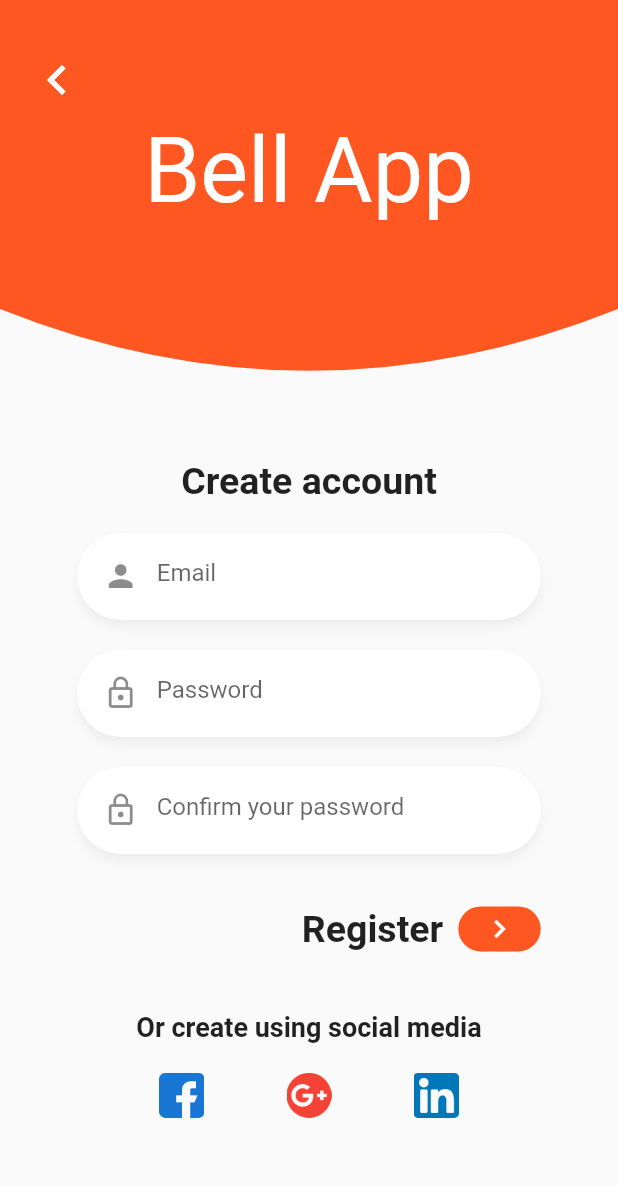
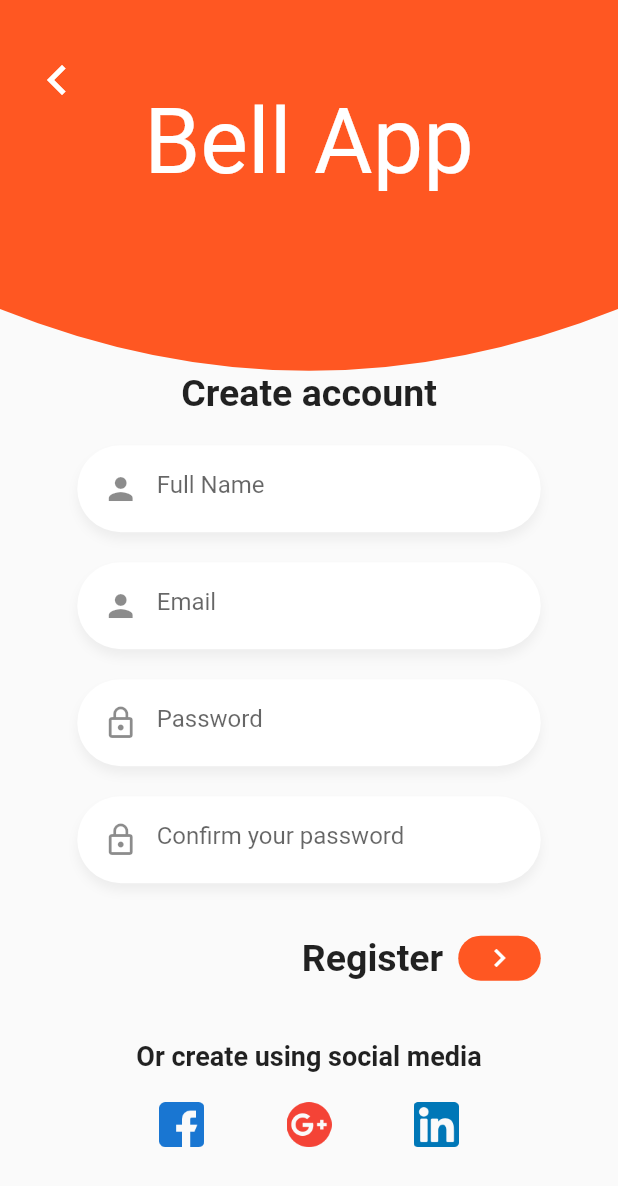
Before and after one commit to JovannyRch/bell-app, a Flutter app: the screen it shows after launch, after a tap on "Create", on a phone screen of 412 x 824 dp. Shown: the top 1186 px of the screen. Run offline on Flutter 3.47's test engine with Material 2 defaults, Android fonts, the light colour scheme and no system bars; our stand-ins replace assets_audio_player, socket_io_client; missing offline and left inert: shake; accounts and stored records are empty; network calls fail.

Commit message:
Adding blur container

```diff
--- /dev/null
+++ b/lib/global/enviroment.dart
@@ -0,0 +1,3 @@
+class Enviroment {
+  static final String apiUrl = "http://192.168.0.106:3000/api";
+}
--- a/lib/main.dart
+++ b/lib/main.dart
@@ -1,7 +1,6 @@
+import 'package:bell_app/const/conts.dart';
 import 'package:bell_app/screens/auth/login.dart';
-import 'package:bell_app/screens/auth/register.dart';
-import 'package:bell_app/screens/home_screen.dart';
-import 'package:bell_app/services/socket_service.dart';
+import 'package:bell_app/services/auth_service.dart';
 import 'package:flutter/material.dart';
 import 'package:provider/provider.dart';
 
@@ -13,8 +12,9 @@ class MyApp extends StatelessWidget {
   @override
   Widget build(BuildContext context) {
     return MultiProvider(
-      providers: [ChangeNotifierProvider(create: (_) => SocketService())],
+      providers: [ChangeNotifierProvider(create: (_) => AuthService())],
       child: MaterialApp(
+        theme: ThemeData(primaryColor: kBaseColor),
         debugShowCheckedModeBanner: false,
         title: 'Bell App',
         home: LoginScreen(),
--- /dev/null
+++ b/lib/responses/auth_response.dart
@@ -0,0 +1,66 @@
+// To parse this JSON data, do
+//
+//     final authResponse = authResponseFromJson(jsonString);
+
+import 'dart:convert';
+
+AuthResponse authResponseFromJson(String str) =>
+    AuthResponse.fromJson(json.decode(str));
+
+String authResponseToJson(AuthResponse data) => json.encode(data.toJson());
+
+class AuthResponse {
+  AuthResponse({
+    this.user,
+    this.token,
+  });
+
+  User user;
+  String token;
+
+  factory AuthResponse.fromJson(Map<String, dynamic> json) => AuthResponse(
+        user: User.fromJson(json["user"]),
+        token: json["token"],
+      );
+
+  Map<String, dynamic> toJson() => {
+        "user": user.toJson(),
+        "token": token,
+      };
+}
+
+class User {
+  User({
+    this.id,
+    this.createdAt,
+    this.email,
+    this.name,
+    this.isPremium,
+    this.role,
+  });
+
+  int id;
+  DateTime createdAt;
+  String email;
+  String name;
+  bool isPremium;
+  String role;
+
+  factory User.fromJson(Map<String, dynamic> json) => User(
+        id: json["id"],
+        createdAt: DateTime.parse(json["createdAt"]),
+        email: json["email"],
+        name: json["name"],
+        isPremium: json["isPremium"],
+        role: json["role"],
+      );
+
+  Map<String, dynamic> toJson() => {
+        "id": id,
+        "createdAt": createdAt.toIso8601String(),
+        "email": email,
+        "name": name,
+        "isPremium": isPremium,
+        "role": role,
+      };
+}
--- a/lib/screens/auth/login.dart
+++ b/lib/screens/auth/login.dart
@@ -1,10 +1,16 @@
+import 'dart:ui';
+
+import 'package:bell_app/const/conts.dart';
 import 'package:bell_app/screens/auth/register.dart';
 import 'package:bell_app/screens/auth/widgets/bg_widget.dart';
+import 'package:bell_app/screens/auth/widgets/blurContainer.dart';
 import 'package:bell_app/screens/auth/widgets/button_auth.dart';
 import 'package:bell_app/screens/auth/widgets/custom_input.dart';
 import 'package:bell_app/screens/auth/widgets/input_widget.dart';
+import 'package:bell_app/services/auth_service.dart';
 import 'package:flutter/cupertino.dart';
 import 'package:flutter/material.dart';
+import 'package:provider/provider.dart';
 
 class LoginScreen extends StatefulWidget {
   @override
@@ -13,6 +19,7 @@ class LoginScreen extends StatefulWidget {
 
 class _LoginScreenState extends State<LoginScreen> {
   Size _size;
+  bool isLoading = false;
 
   TextEditingController password = new TextEditingController();
   TextEditingController username = new TextEditingController();
@@ -21,7 +28,9 @@ class _LoginScreenState extends State<LoginScreen> {
   Widget build(BuildContext context) {
     _size = MediaQuery.of(context).size;
     return Scaffold(
-      body: Stack(
+      body: BlurContainer(
+        isLoading: isLoading,
+        color: kBaseColor,
         children: [
           HeaderWave(),
           content(),
@@ -95,6 +104,19 @@ class _LoginScreenState extends State<LoginScreen> {
     );
   }
 
+  void changeLoading(bool val) {
+    setState(() {
+      isLoading = val;
+    });
+  }
+
+  void onLogin() async {
+    final auth = Provider.of<AuthService>(context, listen: false);
+    changeLoading(true);
+    bool ok = await auth.login(username.text, password.text);
+    changeLoading(false);
+  }
+
   Widget form() {
     return Container(
       width: _size.width * 0.75,
@@ -122,7 +144,7 @@ class _LoginScreenState extends State<LoginScreen> {
           SizedBox(
             height: 15.0,
           ),
-          ButtonAuth("Login"),
+          ButtonAuth("Login", onLogin),
           SizedBox(
             height: 40.0,
           ),
--- a/lib/screens/auth/register.dart
+++ b/lib/screens/auth/register.dart
@@ -1,9 +1,12 @@
 import 'package:bell_app/const/conts.dart';
 import 'package:bell_app/screens/auth/widgets/bg_widget.dart';
+import 'package:bell_app/screens/auth/widgets/blurContainer.dart';
 import 'package:bell_app/screens/auth/widgets/button_auth.dart';
 import 'package:bell_app/screens/auth/widgets/custom_input.dart';
 import 'package:bell_app/screens/auth/widgets/input_widget.dart';
+import 'package:bell_app/services/auth_service.dart';
 import 'package:flutter/material.dart';
+import 'package:provider/provider.dart';
 
 class RegisterScreen extends StatefulWidget {
   @override
@@ -12,16 +15,20 @@ class RegisterScreen extends StatefulWidget {
 
 class _RegisterScreenState extends State<RegisterScreen> {
   Size _size;
+  bool isLoading = false;
 
   TextEditingController password = new TextEditingController();
   TextEditingController password2 = new TextEditingController();
   TextEditingController username = new TextEditingController();
+  TextEditingController name = new TextEditingController();
 
   @override
   Widget build(BuildContext context) {
     _size = MediaQuery.of(context).size;
     return Scaffold(
-      body: Stack(
+        body: BlurContainer(
+      isLoading: isLoading,
+      color: kBaseColor,
       children: [
         HeaderWave(),
         Positioned(
@@ -40,8 +47,7 @@ class _RegisterScreenState extends State<RegisterScreen> {
         ),
         content(),
       ],
-      ),
-    );
+    ));
   }
 
   Widget content() {
@@ -103,6 +109,20 @@ class _RegisterScreenState extends State<RegisterScreen> {
     );
   }
 
+  void changeLoading(bool val) {
+    setState(() {
+      isLoading = val;
+    });
+  }
+
+  void onRegister() async {
+    //TODO: Validate
+    final auth = Provider.of<AuthService>(context, listen: false);
+    changeLoading(true);
+    bool ok = await auth.registration(username.text, name.text, password.text);
+    changeLoading(false);
+  }
+
   Widget form() {
     return Container(
       width: _size.width * 0.75,
@@ -116,6 +136,11 @@ class _RegisterScreenState extends State<RegisterScreen> {
             ),
           ),
           SizedBox(height: 20.0),
+          CustomInput(
+            icon: Icons.person,
+            placeholder: 'Full Name',
+            textController: name,
+          ),
           CustomInput(
               icon: Icons.person,
               placeholder: 'Email',
@@ -135,7 +160,7 @@ class _RegisterScreenState extends State<RegisterScreen> {
           SizedBox(
             height: 15.0,
           ),
-          ButtonAuth("Register"),
+          ButtonAuth("Register", onRegister),
           SizedBox(
             height: 40.0,
           ),
--- /dev/null
+++ b/lib/screens/auth/widgets/blurContainer.dart
@@ -0,0 +1,59 @@
+import 'dart:ui';
+
+import 'package:flutter/material.dart';
+
+class BlurContainer extends StatefulWidget {
+  final List<Widget> children;
+  final String text;
+  final Color color;
+  bool isLoading = false;
+  BlurContainer({
+    this.children,
+    this.text = "Please wait...",
+    this.color,
+    this.isLoading,
+  });
+
+  @override
+  _BlurContainerState createState() => _BlurContainerState();
+}
+
+class _BlurContainerState extends State<BlurContainer> {
+  @override
+  Widget build(BuildContext context) {
+    return Stack(
+      children: [
+        ...widget.children,
+        blurContainer(text: widget.text),
+      ],
+    );
+  }
+
+  Widget blurContainer({String text = "Please wait"}) {
+    if (!widget.isLoading) return Container();
+    return BackdropFilter(
+      filter: ImageFilter.blur(sigmaX: 10, sigmaY: 10),
+      child: Container(
+        color: Colors.grey.withOpacity(0.3),
+        child: Center(
+          child: Column(
+            crossAxisAlignment: CrossAxisAlignment.center,
+            mainAxisAlignment: MainAxisAlignment.center,
+            children: [
+              CircularProgressIndicator(
+                valueColor: new AlwaysStoppedAnimation<Color>(widget.color),
+              ),
+              SizedBox(height: 40.0),
+              Text(
+                text,
+                style: TextStyle(
+                  fontSize: 20.0,
+                ),
+              )
+            ],
+          ),
+        ),
+      ),
+    );
+  }
+}
--- a/lib/screens/auth/widgets/button_auth.dart
+++ b/lib/screens/auth/widgets/button_auth.dart
@@ -3,14 +3,16 @@ import 'package:flutter/material.dart';
 
 class ButtonAuth extends StatelessWidget {
   final String text;
+  final Function f;
 
-  ButtonAuth(this.text);
+  ButtonAuth(this.text, this.f);
   @override
   Widget build(BuildContext context) {
     return Row(
       mainAxisAlignment: MainAxisAlignment.end,
       children: [
         GestureDetector(
+          onTap: f,
           child: Row(
             children: [
               Text(
--- /dev/null
+++ b/lib/services/auth_service.dart
@@ -0,0 +1,29 @@
+import 'dart:convert';
+
+import 'package:bell_app/global/enviroment.dart';
+import 'package:bell_app/responses/auth_response.dart';
+import 'package:flutter/cupertino.dart';
+import 'package:http/http.dart' as http;
+
+class AuthService with ChangeNotifier {
+  User user;
+
+  Future login(String email, String password) async {
+    final data = {
+      'email': "test6@gmail.com",
+      'password': "123qwe",
+    };
+    final resp = await http.post("${Enviroment.apiUrl}/auth/login",
+        body: jsonEncode(data), headers: {'Content-Type': 'application/json'});
+    if (resp.statusCode == 200) {
+      AuthResponse response = AuthResponse.fromJson(jsonDecode(resp.body));
+      user = response.user;
+      notifyListeners();
+      return true;
+    } else {
+      return false;
+    }
+  }
+
+  Future registration(String email, String name, String password) async {}
+}
--- a/pubspec.yaml
+++ b/pubspec.yaml
@@ -14,6 +14,7 @@ dependencies:
   shake: ^0.1.0
   provider: ^4.3.2+2
   assets_audio_player: ^2.0.9+2
+  http: ^0.12.2
 
 dev_dependencies:
   flutter_test:
```
Also changed, not shown: pubspec.lock. Lines whose indentation alone changed are shown as unchanged.
